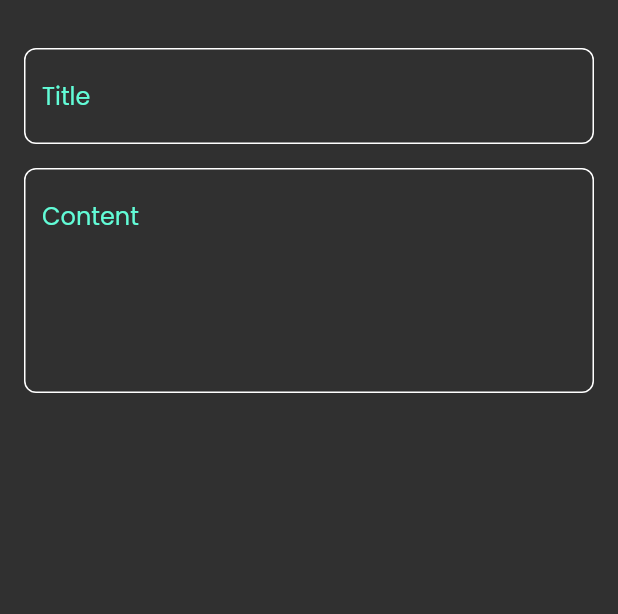
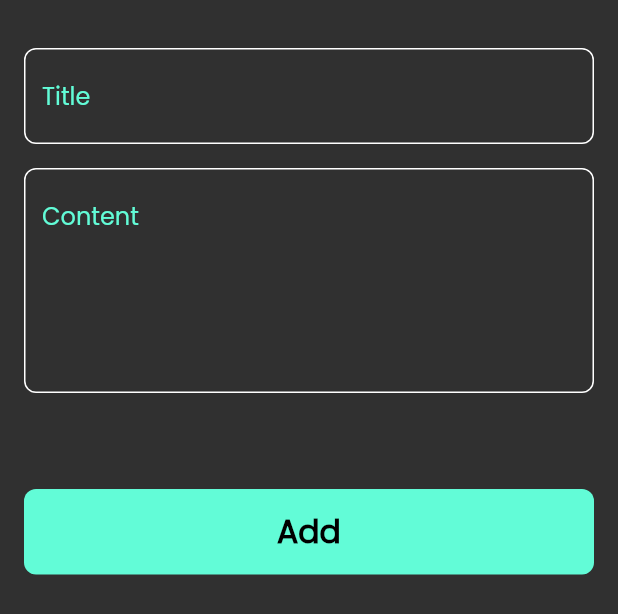
Before and after one commit to AmeerHz/notes_app, a Flutter app: the AddNoteBottomSheet widget shown alone on an empty page, opened directly, on a phone screen of 412 x 824 dp. Shown: the top 614 px of the screen. Run offline on Flutter 3.47's test engine with Material 2 defaults, Android fonts, the light colour scheme and no system bars; our stand-ins replace font_awesome_flutter.

Commit message:
finish notes bottom sheet

```diff
--- a/lib/views/widgets/add_note_bottom_sheet.dart
+++ b/lib/views/widgets/add_note_bottom_sheet.dart
@@ -1,6 +1,7 @@
 import 'package:flutter/material.dart';
+import 'package:notes_app/constants.dart';
+import 'package:notes_app/views/widgets/custom_button.dart';
 import 'package:notes_app/views/widgets/custom_text_field.dart';
-import 'package:simple_gradient_text/simple_gradient_text.dart';
 
 class AddNoteBottomSheet extends StatelessWidget {
   const AddNoteBottomSheet({super.key});
@@ -9,6 +10,7 @@
   Widget build(BuildContext context) {
     return Padding(
       padding: const EdgeInsets.symmetric(horizontal: 16),
+      child: SingleChildScrollView(
         child: Column(
           children: const [
             SizedBox(
@@ -24,7 +26,11 @@
               hint: 'Content',
               maxLines: 5,
             ),
+            SizedBox(height: 64,),
+            CustomButton(),
+            SizedBox(height: 16,),
           ],
+        ),
       ),
     );
   }
--- /dev/null
+++ b/lib/views/widgets/custom_button.dart
@@ -0,0 +1,30 @@
+import 'package:flutter/material.dart';
+
+import '../../constants.dart';
+
+class CustomButton extends StatelessWidget {
+  const CustomButton({super.key});
+
+  @override
+  Widget build(BuildContext context) {
+    return  Container(
+      height: 57,
+      width: MediaQuery.of(context).size.width,
+
+      decoration: BoxDecoration(
+        color: kPrimaryColor,
+        borderRadius: BorderRadius.circular(8),
+      ),
+       child: const Center(
+        child: Text(
+          'Add',
+          style: TextStyle(
+            color: Colors.black,
+            fontSize: 21,
+            fontWeight: FontWeight.bold,
+          ),
+        ),
+      ),
+    );
+  }
+}
```
Lines whose indentation alone changed are shown as unchanged.
